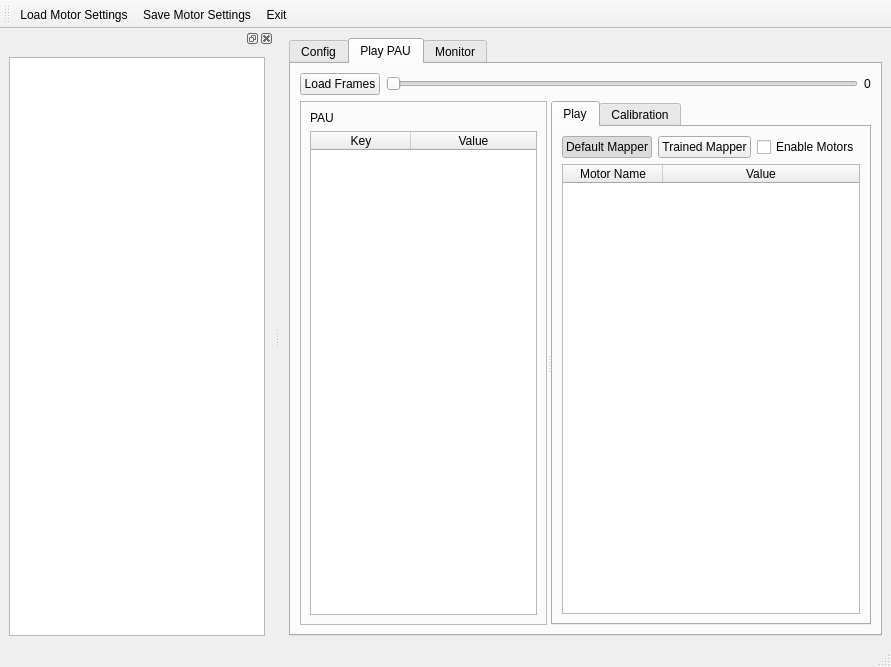
wenwei-dev/motor-calibration, file ui/mainwindow.ui: the form before one commit.
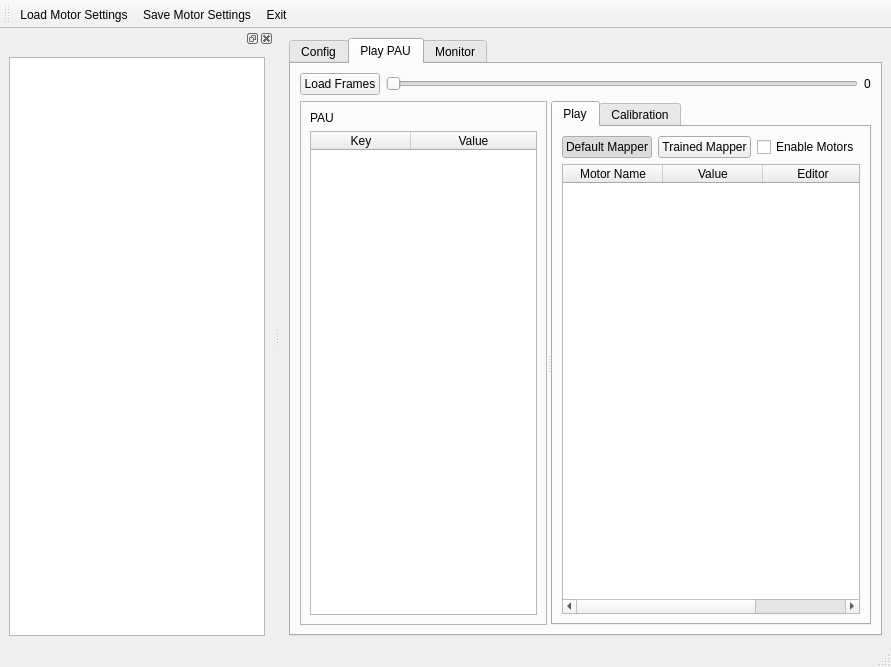
The form after the commit. The open tabs and pages were chosen to show the change. Icons and pictures are not drawn.

Patch:
```diff
--- a/ui/mainwindow.ui
+++ b/ui/mainwindow.ui
@@ -273,6 +273,9 @@
                <property name="alternatingRowColors">
                 <bool>true</bool>
                </property>
+               <attribute name="horizontalHeaderShowSortIndicator" stdset="0">
+                <bool>false</bool>
+               </attribute>
                <attribute name="horizontalHeaderStretchLastSection">
                 <bool>true</bool>
                </attribute>
@@ -289,6 +292,11 @@
                  <string>Value</string>
                 </property>
                </column>
+               <column>
+                <property name="text">
+                 <string>Editor</string>
+                </property>
+               </column>
               </widget>
              </item>
             </layout>
```
Left out of the diff: 7 changed lines with no effect on the pictures.
